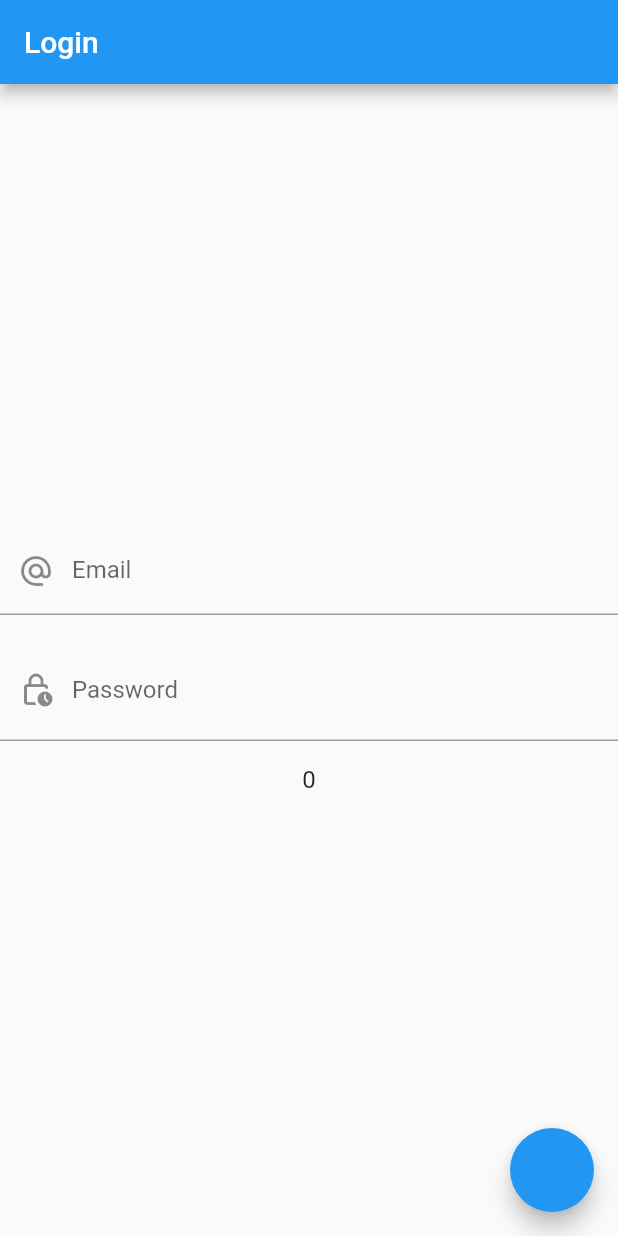
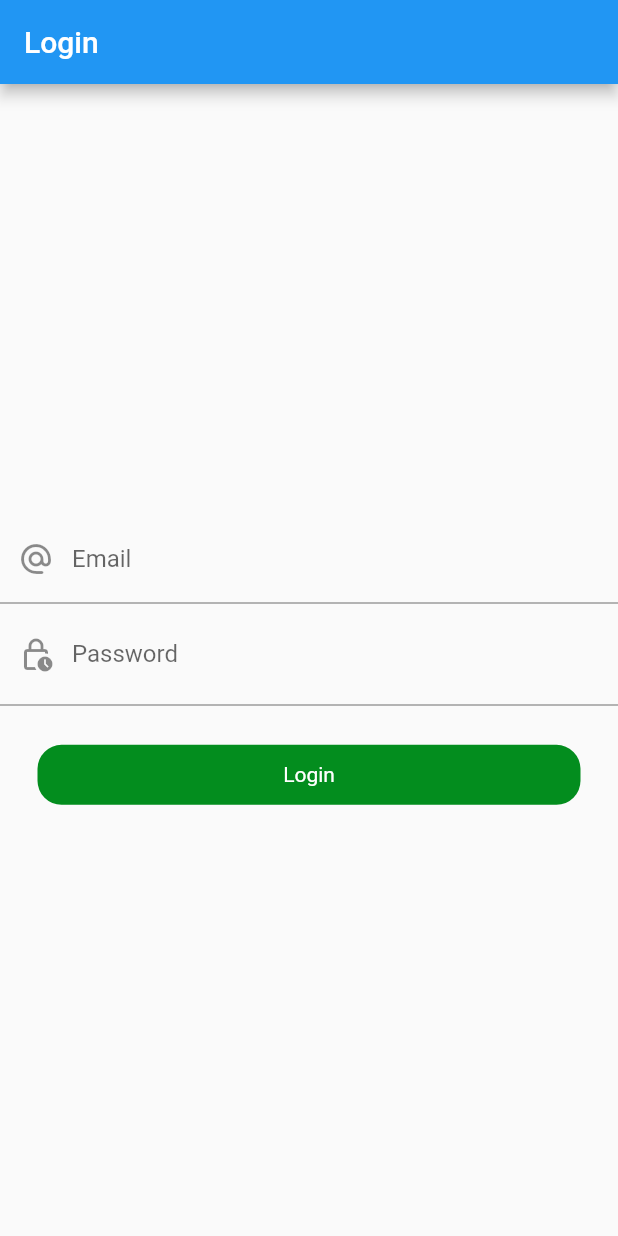
Before and after one commit to AbdurRehman-coder/mvvm_architecture_using_api, a Flutter app: the screen it shows after launch, on a phone screen of 412 x 824 dp. Run offline on Flutter 3.47's test engine with Material 2 defaults, Android fonts, the phone set to English and light mode, and no system bars; our stand-ins replace another_flushbar, fluttertoast.

Commit message:
Login screen design

```diff
--- a/lib/resources/components/round_button.dart
+++ b/lib/resources/components/round_button.dart
@@ -2,18 +2,36 @@ import 'package:flutter/material.dart';
 import 'package:untitled/resources/app_colors.dart';
 
 class RoundButton extends StatelessWidget {
-  const RoundButton({Key? key}) : super(key: key);
+  final String? title;
+  final VoidCallback? onPress;
+  final bool? isLoading;
+  const RoundButton({
+    Key? key,
+    required this.title,
+    this.onPress,
+    this.isLoading = false,
+  }) : super(key: key);
 
   @override
   Widget build(BuildContext context) {
-    return Container(
-      height: 40,
-      decoration: BoxDecoration(
-        color: AppColors.lightGreen,
-        borderRadius: BorderRadius.circular(16),
+    return Padding(
+      padding: const EdgeInsets.symmetric(horizontal: 25),
+      child: InkWell(
+        onTap: onPress,
+        child: Container(
+          height: 40,
+          width: double.infinity,
+          decoration: BoxDecoration(
+            color: AppColors.lightGreen,
+            borderRadius: BorderRadius.circular(16),
 
+          ),
+          child: Center(child:  Text(title!,
+          style: TextStyle(
+            color: AppColors.whiteColor,
+          ),)),
+        ),
       ),
-      child: const Text('click'),
     );
   }
 }
--- a/lib/utils/general_utils.dart
+++ b/lib/utils/general_utils.dart
@@ -19,7 +19,6 @@ class Utils{
           flushbar: Flushbar(
             message: message,
             // backgroundColor: Colors.amberAccent,
-            title: "Testing",
             forwardAnimationCurve: Curves.elasticInOut,
             reverseAnimationCurve: Curves.elasticInOut,
             duration: const Duration(seconds: 2),
--- a/lib/view/login_screen.dart
+++ b/lib/view/login_screen.dart
@@ -1,5 +1,6 @@
 
 import 'package:flutter/material.dart';
+import 'package:untitled/resources/components/round_button.dart';
 import 'package:untitled/utils/general_utils.dart';
 
 
@@ -55,8 +56,6 @@ class _LoginScreenState extends State<LoginScreen> {
             },
           ),
 
-          SizedBox(height: 16,),
-
           ValueListenableBuilder(
               valueListenable: _isVisible,
               builder: (context, value, child){
@@ -82,20 +81,32 @@ class _LoginScreenState extends State<LoginScreen> {
                 );
               },
           ),
-          SizedBox(height: 16,),
-          ValueListenableBuilder(
-              valueListenable: _counter,
-              builder: (context, value, child){
-                return Text(_counter.value.toString(), style: Theme.of(context).textTheme.titleMedium,);
-              },),
+          const SizedBox(height: 26,),
+
+          RoundButton(
+            title: 'Login',
+            onPress: (){
+              if(_emailTextController.text.isEmpty){
+                Utils.flutterToastMessage('Email is required');
+                Utils.flushBarErrorWidget(context, 'Email is empty');
+              } else if(_emailTextController.text.contains('@')){
+                Utils.flushBarErrorWidget(context, 'Yes contained: \'@\'');
+              } else if (_passwordTextController.text.isEmpty){
+                Utils.snackBarWidget(context, 'Password is required');
+              } else if(_passwordTextController.text.length < 6){
+                Utils.flushBarErrorWidget(context, 'password length must be greater the 6');
+              } else{
+                print('API call');
+              }
+            },
+
+
+          ),
+
 
         ],
       ),
-      floatingActionButton: FloatingActionButton(
-        onPressed: () {
-          _counter.value++;
-        },
-      ),
+
     );
   }
 }
```
